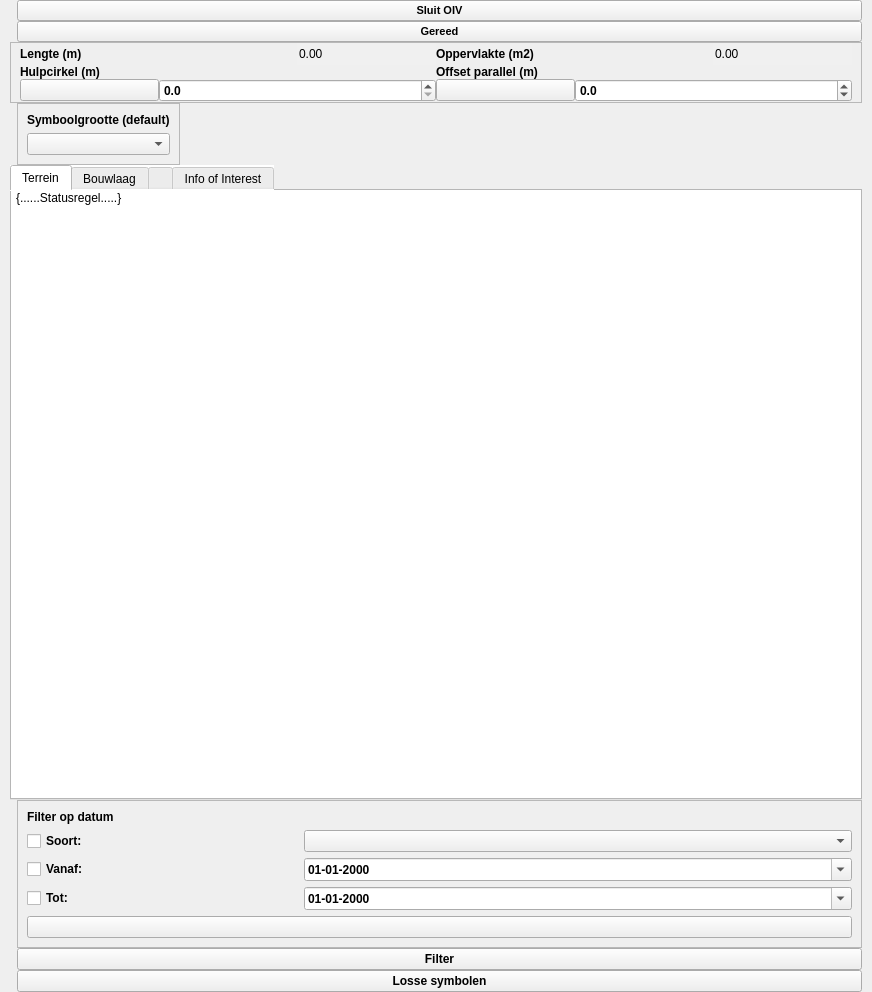
Qt form plugin/oiv/oiv_base_widget.ui (OIV-NL-QGIS/QGIS_project) before a commit.
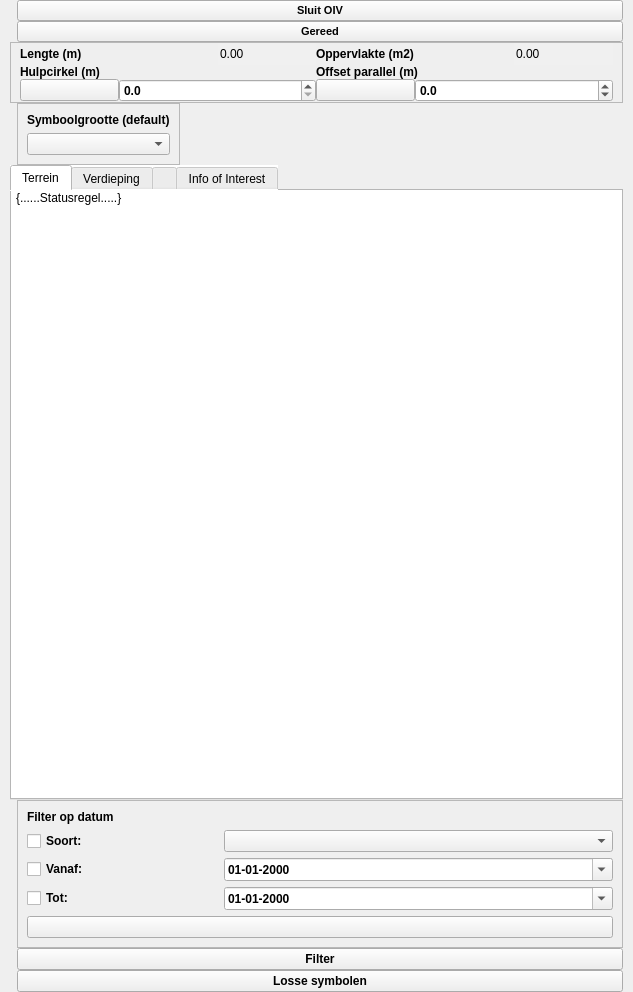
The same form after that commit. Icons and pictures are not drawn.

The edit to the form file:
```diff
--- a/plugin/oiv/oiv_base_widget.ui
+++ b/plugin/oiv/oiv_base_widget.ui
@@ -6,7 +6,7 @@
    <rect>
     <x>0</x>
     <y>0</y>
-    <width>872</width>
+    <width>633</width>
     <height>992</height>
    </rect>
   </property>
@@ -59,7 +59,7 @@
         <rect>
          <x>0</x>
          <y>0</y>
-         <width>862</width>
+         <width>623</width>
          <height>970</height>
         </rect>
        </property>
@@ -446,7 +446,7 @@
                <normaloff>:/plugins/oiv/config_files/png/bouwlagen.png</normaloff>:/plugins/oiv/config_files/png/bouwlagen.png</iconset>
              </attribute>
              <attribute name="title">
-              <string>Bouwlaag</string>
+              <string>Verdieping</string>
              </attribute>
              <attribute name="toolTip">
               <string>Klik voor planvorming Bouwlaag / pand</string>
```
